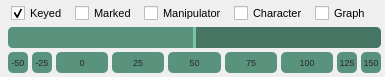
This is blurBetween.ui in illmillrig/BlurBetween as Qt 5 draws it before an edit. The edited form follows.
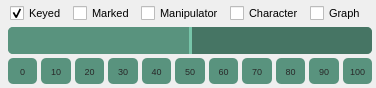
This is the edited form.

Commit message: starting to rewrite UI in c++ Qt

Patch:
```diff
--- a/blurBetween.ui
+++ b/blurBetween.ui
@@ -1,13 +1,13 @@
 <?xml version="1.0" encoding="UTF-8"?>
 <ui version="4.0">
- <class>MainWindow</class>
- <widget class="QMainWindow" name="MainWindow">
+ <class>BlurTween</class>
+ <widget class="QWidget" name="BlurTween">
   <property name="geometry">
    <rect>
     <x>0</x>
     <y>0</y>
-    <width>385</width>
-    <height>77</height>
+    <width>376</width>
+    <height>88</height>
    </rect>
   </property>
   <property name="windowTitle">
@@ -80,13 +80,6 @@
 	color: rgb(200, 225, 136);
 }</string>
   </property>
-  <property name="dockNestingEnabled">
-   <bool>true</bool>
-  </property>
-  <widget class="QWidget" name="centralwidget">
-   <property name="toolTip">
-    <string extracomment="Middle-Click to toggle between smart, and explcit keying modes"/>
-   </property>
    <layout class="QGridLayout" name="gridLayout">
     <property name="margin">
      <number>2</number>
@@ -94,7 +87,7 @@
     <property name="spacing">
      <number>0</number>
     </property>
-    <item row="0" column="0" colspan="2">
+   <item row="0" column="0">
      <widget class="QWidget" name="uiBreakdownGRP" native="true">
       <property name="sizePolicy">
        <sizepolicy hsizetype="Preferred" vsizetype="Expanding">
@@ -156,38 +149,7 @@
                <property name="margin">
                 <number>0</number>
                </property>
-               <item row="0" column="1">
-                <widget class="QPushButton" name="uiSeek0BTN">
-                 <property name="sizePolicy">
-                  <sizepolicy hsizetype="Maximum" vsizetype="Expanding">
-                   <horstretch>0</horstretch>
-                   <verstretch>0</verstretch>
-                  </sizepolicy>
-                 </property>
-                 <property name="minimumSize">
-                  <size>
-                   <width>20</width>
-                   <height>20</height>
-                  </size>
-                 </property>
-                 <property name="font">
-                  <font>
-                   <family>Tahoma</family>
-                   <pointsize>7</pointsize>
-                   <weight>50</weight>
-                   <italic>false</italic>
-                   <bold>false</bold>
-                  </font>
-                 </property>
-                 <property name="text">
-                  <string>-25</string>
-                 </property>
-                 <property name="mixValue" stdset="0">
-                  <number>-25</number>
-                 </property>
-                </widget>
-               </item>
-               <item row="0" column="2">
+              <item row="0" column="0">
                 <widget class="QPushButton" name="uiSeek0BTN_2">
                  <property name="sizePolicy">
                   <sizepolicy hsizetype="Minimum" vsizetype="Expanding">
@@ -218,38 +180,7 @@
                  </property>
                 </widget>
                </item>
-               <item row="0" column="8">
-                <widget class="QPushButton" name="uiSeek100BTN_3">
-                 <property name="sizePolicy">
-                  <sizepolicy hsizetype="Maximum" vsizetype="Expanding">
-                   <horstretch>0</horstretch>
-                   <verstretch>0</verstretch>
-                  </sizepolicy>
-                 </property>
-                 <property name="minimumSize">
-                  <size>
-                   <width>20</width>
-                   <height>20</height>
-                  </size>
-                 </property>
-                 <property name="font">
-                  <font>
-                   <family>Tahoma</family>
-                   <pointsize>7</pointsize>
-                   <weight>50</weight>
-                   <italic>false</italic>
-                   <bold>false</bold>
-                  </font>
-                 </property>
-                 <property name="text">
-                  <string>150</string>
-                 </property>
-                 <property name="mixValue" stdset="0">
-                  <number>150</number>
-                 </property>
-                </widget>
-               </item>
-               <item row="0" column="3">
+              <item row="0" column="2">
                 <widget class="QPushButton" name="uiSeek25BTN">
                  <property name="sizePolicy">
                   <sizepolicy hsizetype="Minimum" vsizetype="Expanding">
@@ -273,14 +204,14 @@
                   </font>
                  </property>
                  <property name="text">
-                  <string>25</string>
+                 <string>20</string>
                  </property>
                  <property name="mixValue" stdset="0">
                   <number>25</number>
                  </property>
                 </widget>
                </item>
-               <item row="0" column="6">
+              <item row="0" column="10">
                 <widget class="QPushButton" name="uiSeek100BTN">
                  <property name="sizePolicy">
                   <sizepolicy hsizetype="Minimum" vsizetype="Expanding">
@@ -335,14 +266,14 @@
                   </font>
                  </property>
                  <property name="text">
-                  <string>50</string>
+                 <string>40</string>
                  </property>
                  <property name="mixValue" stdset="0">
                   <number>50</number>
                  </property>
                 </widget>
                </item>
-               <item row="0" column="5">
+              <item row="0" column="6">
                 <widget class="QPushButton" name="uiSeek75BTN">
                  <property name="sizePolicy">
                   <sizepolicy hsizetype="Minimum" vsizetype="Expanding">
@@ -366,24 +297,117 @@
                   </font>
                  </property>
                  <property name="text">
-                  <string>75</string>
+                 <string>60</string>
                  </property>
                  <property name="mixValue" stdset="0">
-                  <number>75</number>
+                 <number>60</number>
+                </property>
+               </widget>
+              </item>
+              <item row="0" column="5">
+               <widget class="QPushButton" name="uiSeek75BTN_2">
+                <property name="sizePolicy">
+                 <sizepolicy hsizetype="Minimum" vsizetype="Expanding">
+                  <horstretch>0</horstretch>
+                  <verstretch>0</verstretch>
+                 </sizepolicy>
+                </property>
+                <property name="minimumSize">
+                 <size>
+                  <width>0</width>
+                  <height>20</height>
+                 </size>
+                </property>
+                <property name="font">
+                 <font>
+                  <family>Tahoma</family>
+                  <pointsize>7</pointsize>
+                  <weight>50</weight>
+                  <italic>false</italic>
+                  <bold>false</bold>
+                 </font>
+                </property>
+                <property name="text">
+                 <string>50</string>
+                </property>
+                <property name="mixValue" stdset="0">
+                 <number>50</number>
+                </property>
+               </widget>
+              </item>
+              <item row="0" column="3">
+               <widget class="QPushButton" name="uiSeek25BTN_2">
+                <property name="sizePolicy">
+                 <sizepolicy hsizetype="Minimum" vsizetype="Expanding">
+                  <horstretch>0</horstretch>
+                  <verstretch>0</verstretch>
+                 </sizepolicy>
+                </property>
+                <property name="minimumSize">
+                 <size>
+                  <width>0</width>
+                  <height>20</height>
+                 </size>
+                </property>
+                <property name="font">
+                 <font>
+                  <family>Tahoma</family>
+                  <pointsize>7</pointsize>
+                  <weight>50</weight>
+                  <italic>false</italic>
+                  <bold>false</bold>
+                 </font>
+                </property>
+                <property name="text">
+                 <string>30</string>
+                </property>
+                <property name="mixValue" stdset="0">
+                 <number>30</number>
+                </property>
+               </widget>
+              </item>
+              <item row="0" column="1">
+               <widget class="QPushButton" name="uiSeek25BTN_3">
+                <property name="sizePolicy">
+                 <sizepolicy hsizetype="Minimum" vsizetype="Expanding">
+                  <horstretch>0</horstretch>
+                  <verstretch>0</verstretch>
+                 </sizepolicy>
+                </property>
+                <property name="minimumSize">
+                 <size>
+                  <width>0</width>
+                  <height>20</height>
+                 </size>
+                </property>
+                <property name="font">
+                 <font>
+                  <family>Tahoma</family>
+                  <pointsize>7</pointsize>
+                  <weight>50</weight>
+                  <italic>false</italic>
+                  <bold>false</bold>
+                 </font>
+                </property>
+                <property name="text">
+                 <string>10</string>
+                </property>
+                <property name="mixValue" stdset="0">
+                 <number>10</number>
                  </property>
                 </widget>
                </item>
                <item row="0" column="7">
                 <widget class="QPushButton" name="uiSeek100BTN_2">
                  <property name="sizePolicy">
-                  <sizepolicy hsizetype="Maximum" vsizetype="Expanding">
+                 <sizepolicy hsizetype="Minimum" vsizetype="Expanding">
                    <horstretch>0</horstretch>
                    <verstretch>0</verstretch>
                   </sizepolicy>
                  </property>
                  <property name="minimumSize">
                   <size>
-                   <width>20</width>
+                  <width>0</width>
                    <height>20</height>
                   </size>
                  </property>
@@ -397,24 +421,24 @@
                   </font>
                  </property>
                  <property name="text">
-                  <string>125</string>
+                 <string>70</string>
                  </property>
                  <property name="mixValue" stdset="0">
                   <number>125</number>
                  </property>
                 </widget>
                </item>
-               <item row="0" column="0">
-                <widget class="QPushButton" name="uiSeek0BTN_3">
+              <item row="0" column="8">
+               <widget class="QPushButton" name="uiSeek75BTN_4">
                  <property name="sizePolicy">
-                  <sizepolicy hsizetype="Maximum" vsizetype="Expanding">
+                 <sizepolicy hsizetype="Minimum" vsizetype="Expanding">
                    <horstretch>0</horstretch>
                    <verstretch>0</verstretch>
                   </sizepolicy>
                  </property>
                  <property name="minimumSize">
                   <size>
-                   <width>20</width>
+                  <width>0</width>
                    <height>20</height>
                   </size>
                  </property>
@@ -428,10 +452,41 @@
                   </font>
                  </property>
                  <property name="text">
-                  <string>-50</string>
+                 <string>80</string>
                  </property>
                  <property name="mixValue" stdset="0">
-                  <number>-50</number>
+                 <number>80</number>
+                </property>
+               </widget>
+              </item>
+              <item row="0" column="9">
+               <widget class="QPushButton" name="uiSeek75BTN_5">
+                <property name="sizePolicy">
+                 <sizepolicy hsizetype="Minimum" vsizetype="Expanding">
+                  <horstretch>0</horstretch>
+                  <verstretch>0</verstretch>
+                 </sizepolicy>
+                </property>
+                <property name="minimumSize">
+                 <size>
+                  <width>0</width>
+                  <height>20</height>
+                 </size>
+                </property>
+                <property name="font">
+                 <font>
+                  <family>Tahoma</family>
+                  <pointsize>7</pointsize>
+                  <weight>50</weight>
+                  <italic>false</italic>
+                  <bold>false</bold>
+                 </font>
+                </property>
+                <property name="text">
+                 <string>90</string>
+                </property>
+                <property name="mixValue" stdset="0">
+                 <number>90</number>
                  </property>
                 </widget>
                </item>
@@ -634,7 +689,6 @@
      </widget>
     </item>
    </layout>
-  </widget>
  </widget>
  <resources/>
  <connections/>
```
Left out of the diff: 24 changed lines with no effect on the pictures. Lines whose indentation alone changed are shown as unchanged. The commit also changes 7 other files.
